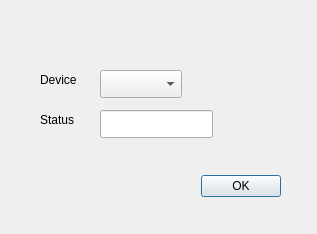
Old version of the form UI/connect.ui in the repository eric5512/Automatic-sampler.
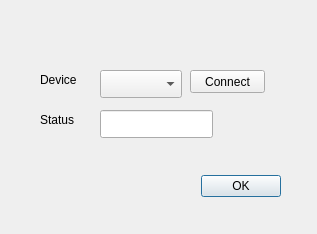
New version of the form.

Commit message: Added functionality to manual buttons

```diff
--- a/UI/connect.ui
+++ b/UI/connect.ui
@@ -78,6 +78,19 @@
     <bool>true</bool>
    </property>
   </widget>
+  <widget class="QPushButton" name="buttonConnect">
+   <property name="geometry">
+    <rect>
+     <x>190</x>
+     <y>70</y>
+     <width>75</width>
+     <height>23</height>
+    </rect>
+   </property>
+   <property name="text">
+    <string>Connect</string>
+   </property>
+  </widget>
  </widget>
  <resources/>
  <connections>
```
Left out of the diff: 4 changed lines with no effect on the pictures. The commit also changes 11 other files.
